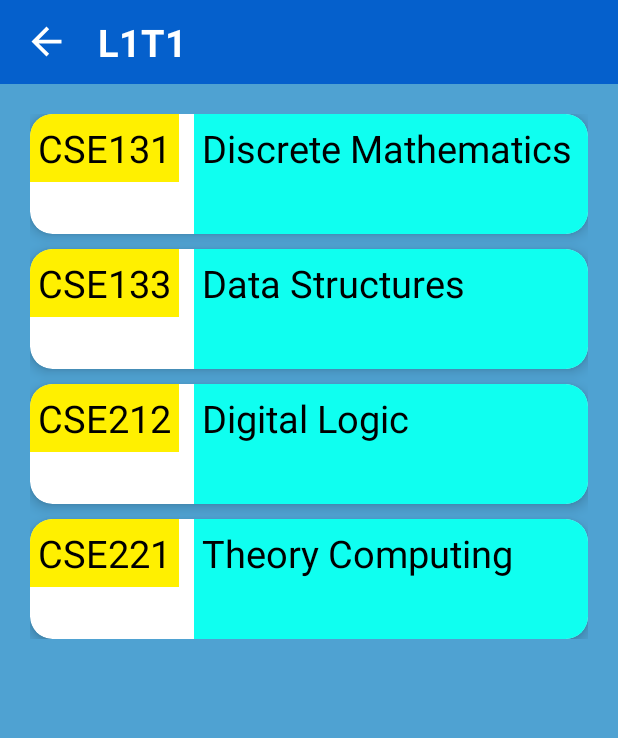
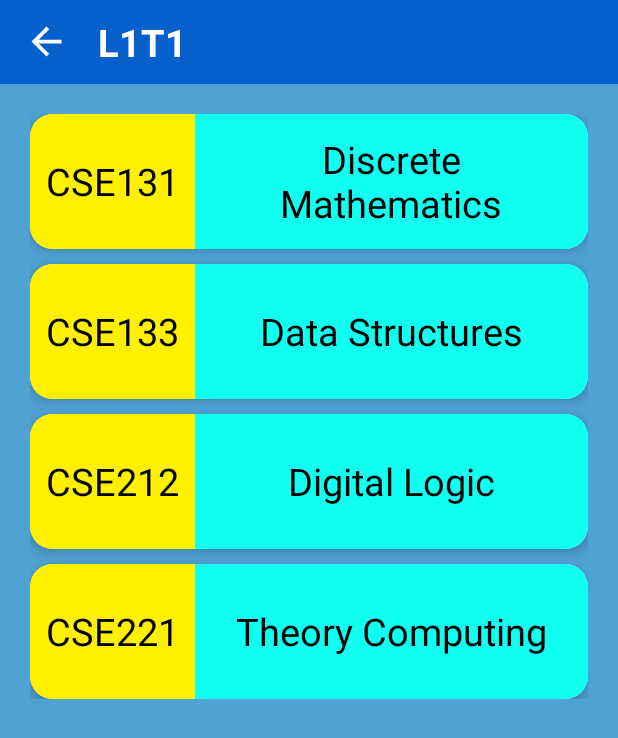
Before and after one commit to tanvirzamancse/CSE_Course, an Android app: the fragment L1T1 shown on its own in the app's theme, on a phone screen of 412 x 824 dp. Shown: the top 738 px of the screen. Run offline under Robolectric (Android 15) with nearby library versions, the phone set to English and light mode, and no system bars; our stand-ins replace Firebase (no records; nobody signed in at launch, a user with empty details on screens opened directly).

Commit message:
simple row design change
simple row design change

```diff
--- a/app/src/main/res/layout/simple_row.xml
+++ b/app/src/main/res/layout/simple_row.xml
@@ -2,39 +2,47 @@
 <androidx.cardview.widget.CardView
     xmlns:android="http://schemas.android.com/apk/res/android"
     android:layout_width="match_parent"
-    android:layout_height="80sp"
+    android:layout_height="wrap_content"
     xmlns:app="http://schemas.android.com/apk/res-auto"
     app:cardElevation="5sp"
     app:cardCornerRadius="15sp">
 
     <LinearLayout
         android:layout_width="match_parent"
-        android:layout_height="80sp"
+        android:layout_height="wrap_content"
         android:orientation="horizontal"
         >
-
+        <LinearLayout
+            android:layout_width="wrap_content"
+            android:layout_height="wrap_content">
             <TextView
                 android:id="@+id/row1_ID"
-            android:layout_width="wrap_content"
+                android:layout_width="110sp"
+                android:layout_height="90sp"
+                android:background="#fff000"
+                android:padding="10sp"
+                android:text="tanvir"
+                android:gravity="center"
+                android:textColor="#000000"
+                android:textSize="25sp" />
+        </LinearLayout>
+        <LinearLayout
+            android:layout_width="match_parent"
             android:layout_height="wrap_content"
-            android:text="@string/tanvir"
-            android:textColor="#000000"
-            android:padding="5sp"
-            android:background="#fff000"
-            android:textSize="25sp" />
-
+            >
             <TextView
                 android:id="@+id/row2_ID"
                 android:layout_width="match_parent"
-            android:layout_height="match_parent"
-            android:layout_marginLeft="10sp"
+                android:layout_height="90sp"
                 android:background="#0ffff0"
-            android:padding="5sp"
-            android:text="@string/tanvir"
+                android:padding="10sp"
+                android:gravity="center"
+                android:text="tanvir"
                 android:textColor="#000000"
                 android:textSize="25sp" />
 
         </LinearLayout>
 
+    </LinearLayout>
 
 </androidx.cardview.widget.CardView>
```
Also changed, not shown: app/src/main/java/com/example/cse_course/Fragment/L1T1.java (+0 -13 lines). Lines whose indentation alone changed are shown as unchanged.
